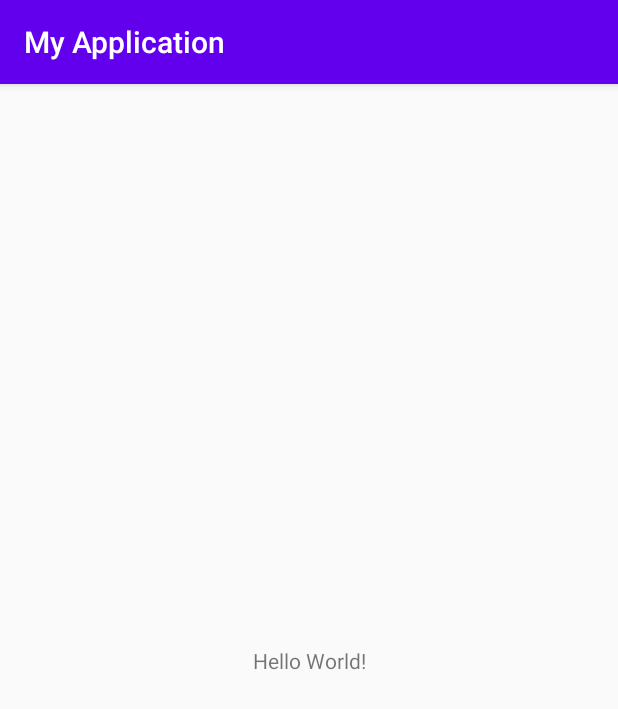
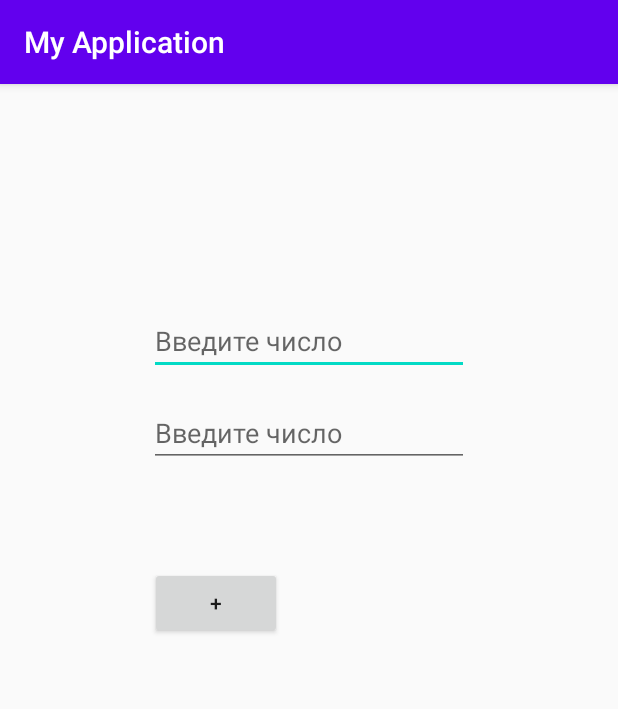
Before and after one commit to astrovoin/Calc, an Android app: the screen it shows after launch (MainActivity), on a phone screen of 412 x 824 dp. Shown: the top 709 px of the screen. Run offline under Robolectric (Android 15) with nearby library versions, the phone set to English and light mode, and no system bars.

Commit message:
Создание плюсования

```diff
--- a/app/build.gradle
+++ b/app/build.gradle
@@ -28,7 +28,7 @@ dependencies {
 
     implementation 'androidx.appcompat:appcompat:1.1.0'
     implementation 'androidx.constraintlayout:constraintlayout:1.1.3'
-    testImplementation 'junit:junit:4.12'
+    testImplementation 'junit:junit:4.13'
     androidTestImplementation 'androidx.test.ext:junit:1.1.1'
     androidTestImplementation 'androidx.test.espresso:espresso-core:3.2.0'
 }
--- a/app/src/main/java/com/example/myapplication/MainActivity.java
+++ b/app/src/main/java/com/example/myapplication/MainActivity.java
@@ -3,6 +3,9 @@ package com.example.myapplication;
 import androidx.appcompat.app.AppCompatActivity;
 
 import android.os.Bundle;
+import android.view.View;
+import android.widget.EditText;
+import android.widget.TextView;
 
 public class MainActivity extends AppCompatActivity {
 
@@ -11,4 +14,16 @@ public class MainActivity extends AppCompatActivity {
         super.onCreate(savedInstanceState);
         setContentView(R.layout.activity_main);
     }
+
+    public void onClickPlusBtn ( View v) {
+        EditText el1 = findViewById(R.id.num1);
+        EditText el2 = findViewById(R.id.num2);
+        TextView resText = findViewById(R.id.result);
+
+        int num1 = Integer.parseInt(el1.getText().toString());
+        int num2 = Integer.parseInt(el2.getText().toString());
+        int resSum = num1 + num2;
+        resText.setText(Integer.toString(resSum));
+
+    }
 }
--- a/app/src/main/res/layout/activity_main.xml
+++ b/app/src/main/res/layout/activity_main.xml
@@ -6,13 +6,56 @@
     android:layout_height="match_parent"
     tools:context=".MainActivity">
 
-    <TextView
+    <EditText
+        android:id="@+id/num1"
         android:layout_width="wrap_content"
         android:layout_height="wrap_content"
-        android:text="Hello World!"
+        android:layout_marginStart="8dp"
+        android:layout_marginTop="32dp"
+        android:layout_marginEnd="8dp"
+        android:ems="10"
+        android:hint="Введите число"
+        android:inputType="number"
+        app:layout_constraintEnd_toEndOf="parent"
+        app:layout_constraintStart_toStartOf="parent"
+        app:layout_constraintTop_toBottomOf="@+id/result" />
+
+    <EditText
+        android:id="@+id/num2"
+        android:layout_width="wrap_content"
+        android:layout_height="wrap_content"
+        android:layout_marginStart="8dp"
+        android:layout_marginTop="16dp"
+        android:layout_marginEnd="8dp"
+        android:ems="10"
+        android:hint="Введите число"
+        android:inputType="number"
+        app:layout_constraintEnd_toEndOf="parent"
+        app:layout_constraintStart_toStartOf="parent"
+        app:layout_constraintTop_toBottomOf="@+id/num1" />
+
+    <Button
+        android:id="@+id/plusbtn"
+        android:layout_width="wrap_content"
+        android:layout_height="wrap_content"
+        android:layout_marginStart="99dp"
+        android:layout_marginTop="48dp"
+        android:layout_marginEnd="224dp"
+        android:layout_marginBottom="380dp"
+        android:onClick="onClickPlusBtn"
+        android:text="+"
         app:layout_constraintBottom_toBottomOf="parent"
-        app:layout_constraintLeft_toLeftOf="parent"
-        app:layout_constraintRight_toRightOf="parent"
+        app:layout_constraintEnd_toEndOf="parent"
+        app:layout_constraintStart_toStartOf="parent"
+        app:layout_constraintTop_toBottomOf="@+id/num2" />
+
+    <TextView
+        android:id="@+id/result"
+        android:layout_width="wrap_content"
+        android:layout_height="wrap_content"
+        android:layout_marginTop="68dp"
+        android:textSize="36sp"
+        app:layout_constraintEnd_toEndOf="parent"
+        app:layout_constraintStart_toStartOf="parent"
         app:layout_constraintTop_toTopOf="parent" />
-
 </androidx.constraintlayout.widget.ConstraintLayout>
```
